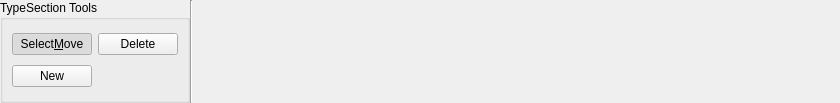
Old version of the form src/OpenCOVER/DrivingSim/oddlot/src/gui/tools/TypeRibbon.ui in the repository hlrs-vis/covise.
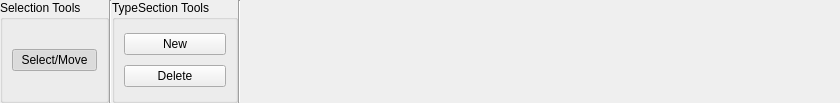
New version of the form.

Commit message: selection tool changed, move several signals and objects

Patch:
```diff
--- a/src/OpenCOVER/DrivingSim/oddlot/src/gui/tools/TypeRibbon.ui
+++ b/src/OpenCOVER/DrivingSim/oddlot/src/gui/tools/TypeRibbon.ui
@@ -35,6 +35,35 @@
    <property name="bottomMargin">
     <number>0</number>
    </property>
+   <item>
+    <widget class="QGroupBox" name="selectionBox">
+     <property name="title">
+      <string>Selection Tools</string>
+     </property>
+     <layout class="QGridLayout" name="gridLayout_6">
+      <item row="1" column="0">
+       <widget class="QPushButton" name="select">
+        <property name="text">
+         <string>Select/Move</string>
+        </property>
+        <property name="checkable">
+         <bool>true</bool>
+        </property>
+        <property name="checked">
+         <bool>true</bool>
+        </property>
+       </widget>
+      </item>
+     </layout>
+    </widget>
+   </item>
+   <item>
+    <widget class="Line" name="line_type_2">
+     <property name="orientation">
+      <enum>Qt::Vertical</enum>
+     </property>
+    </widget>
+   </item>
    <item>
     <widget class="QGroupBox" name="typeBox">
      <property name="title">
@@ -42,19 +71,6 @@
      </property>
      <layout class="QGridLayout" name="gridLayout_3">
       <item row="1" column="0">
-       <widget class="QPushButton" name="typeMove">
-        <property name="text">
-         <string>Select&amp;Move</string>
-        </property>
-        <property name="checkable">
-         <bool>true</bool>
-        </property>
-        <property name="checked">
-         <bool>true</bool>
-        </property>
-       </widget>
-      </item>
-      <item row="1" column="1">
        <widget class="QPushButton" name="typeDelete">
         <property name="text">
          <string>Delete</string>
@@ -64,7 +80,7 @@
         </property>
        </widget>
       </item>
-      <item row="2" column="0">
+      <item row="0" column="0">
        <widget class="QPushButton" name="typeAdd">
         <property name="text">
          <string>New</string>
```
The commit also changes 51 other files.
